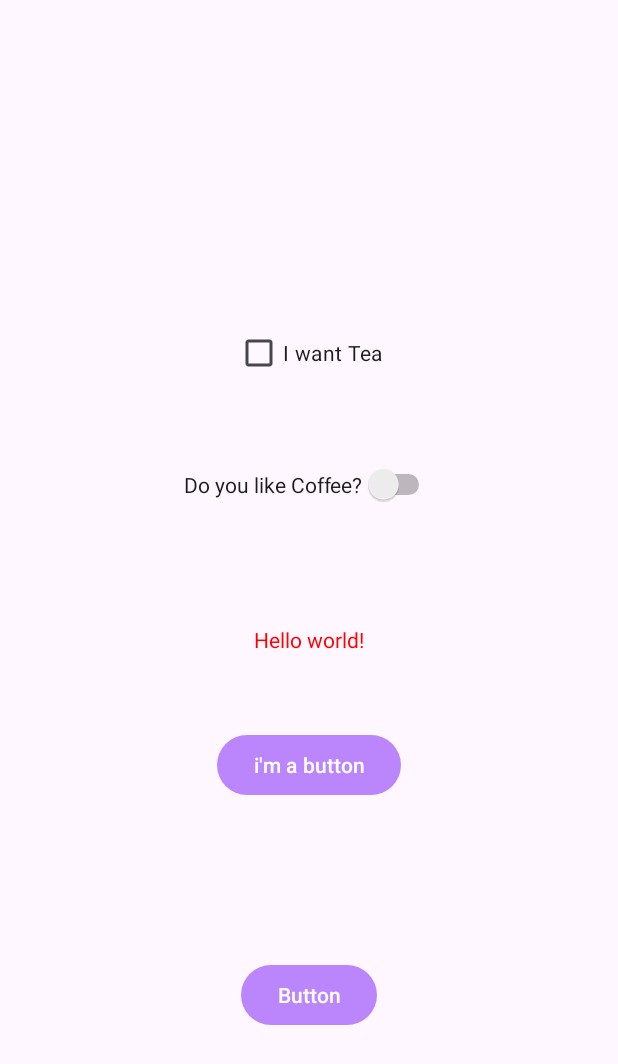
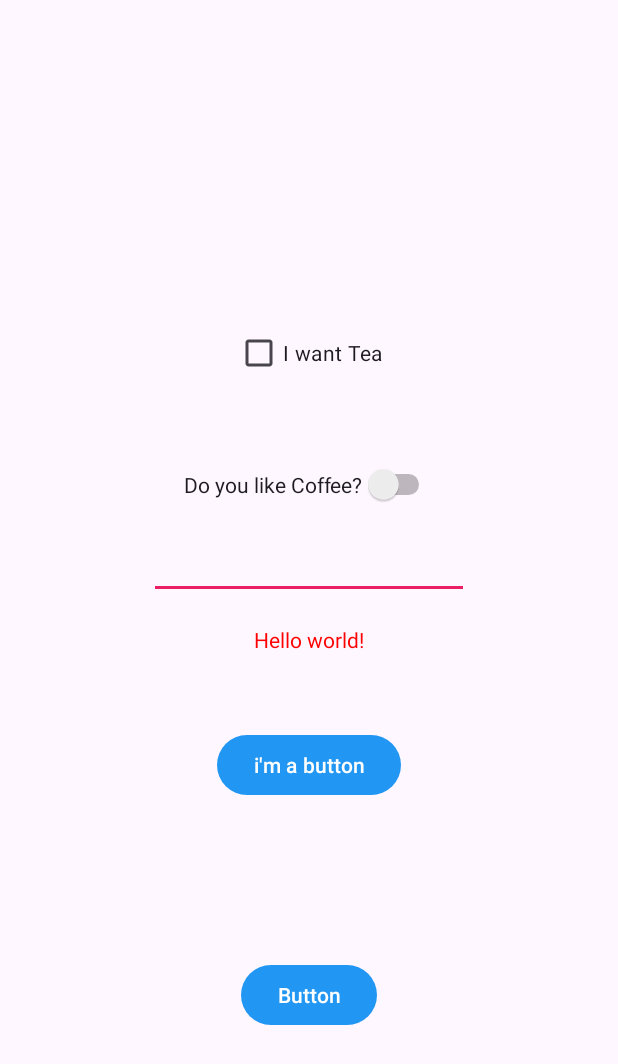
Before and after one commit to 23jujhar2003/MyApplication, an Android app: the screen it shows after launch (MainActivity), on a phone screen of 412 x 824 dp. Shown: the top 1064 px of the screen. Run offline under Robolectric (Android 15) with nearby library versions, the phone set to English and light mode, and no system bars.

Commit message:
initial commit

```diff
--- a/app/src/main/res/layout/activity_main.xml
+++ b/app/src/main/res/layout/activity_main.xml
@@ -50,7 +50,8 @@
         app:layout_constraintBottom_toTopOf="@+id/textView"
         app:layout_constraintEnd_toEndOf="parent"
         app:layout_constraintHorizontal_bias="0.5"
-        app:layout_constraintStart_toStartOf="parent" />
+        app:layout_constraintStart_toStartOf="parent"
+        tools:ignore="UseSwitchCompatOrMaterialXml" />
 
     <CheckBox
         android:id="@+id/checkBox"
@@ -63,4 +64,17 @@
         app:layout_constraintHorizontal_bias="0.5"
         app:layout_constraintStart_toStartOf="parent" />
 
+    <EditText
+        android:id="@+id/myeditText"
+        android:layout_width="wrap_content"
+        android:layout_height="wrap_content"
+        android:autofillHints=""
+        android:ems="10"
+        android:inputType="text"
+        android:text=""
+        app:layout_constraintBottom_toTopOf="@+id/textView"
+        app:layout_constraintEnd_toEndOf="parent"
+        app:layout_constraintStart_toStartOf="parent"
+        app:layout_constraintTop_toBottomOf="@+id/swtCoffee" />
+
 </androidx.constraintlayout.widget.ConstraintLayout>
--- a/app/src/main/res/values/strings.xml
+++ b/app/src/main/res/values/strings.xml
@@ -2,4 +2,5 @@
     <string name="app_name">My Application</string>
     <string name="Hello_message">Hello world!</string>
     <string name="button_message">i\'m a button</string>
+    <string name="editmassage">I/m an edittext</string>
 </resources>
--- a/app/src/main/res/values/themes.xml
+++ b/app/src/main/res/values/themes.xml
@@ -3,7 +3,7 @@
     <style name="Base.Theme.MyApplication" parent="Theme.Material3.DayNight.NoActionBar">
         <!-- Customize your light theme here. -->
         <!-- <item name="colorPrimary">@color/my_light_primary</item> -->
-        <item name="colorPrimary">@color/my_primary</item>
+        <item name="colorPrimary">#2196F3</item>
         <!-- Secondary brand color. -->
         <item name="colorSecondary">@color/my_secondary</item>
         <!-- Status bar color. -->
```
